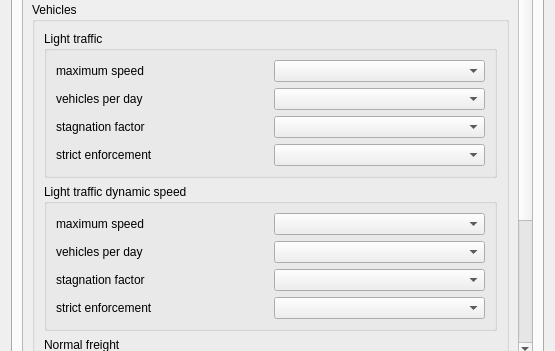
opengeogroep/AERIUS-QGIS-plugins, file ImaerPlugin/generate_calc_input_dlg.ui: the form before one commit; both pictures show x 0 to 555 and y 597 to 948 of the 555 by 1032 pixel window.
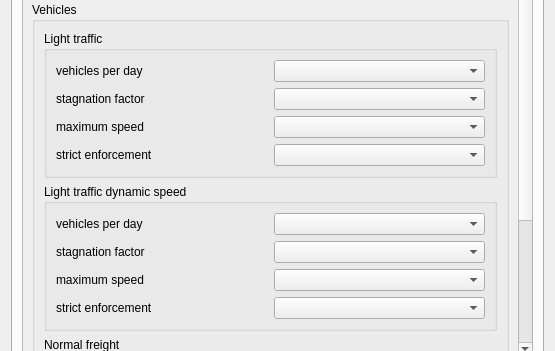
The form after the commit. Custom widgets are drawn as their Qt base class.

Commit message: Calc input SRM2Roads finished

Patch:
```diff
--- a/ImaerPlugin/generate_calc_input_dlg.ui
+++ b/ImaerPlugin/generate_calc_input_dlg.ui
@@ -400,7 +400,7 @@
               <property name="geometry">
                <rect>
                 <x>0</x>
-                <y>0</y>
+                <y>-264</y>
                 <width>495</width>
                 <height>1070</height>
                </rect>
@@ -444,46 +444,46 @@
                      <string>Light traffic</string>
                     </property>
                     <layout class="QGridLayout" name="gridLayout_11">
+                     <item row="5" column="0">
+                      <widget class="QLabel" name="label_rd_v_lt1_strict">
+                       <property name="text">
+                        <string>strict enforcement</string>
+                       </property>
+                      </widget>
+                     </item>
                      <item row="1" column="0">
-                      <widget class="QLabel" name="label_rd_v_lt1_vehicles_per_time">
+                      <widget class="QLabel" name="label_rd_v_lt1_stagnation">
                        <property name="text">
-                        <string>vehicles per day</string>
+                        <string>stagnation factor</string>
                        </property>
                       </widget>
                      </item>
-                     <item row="0" column="1">
+                     <item row="5" column="1">
+                      <widget class="QgsFieldComboBox" name="fcb_rd_v_lt1_strict"/>
+                     </item>
+                     <item row="2" column="1">
                       <widget class="QgsFieldComboBox" name="fcb_rd_v_lt1_maxspeed"/>
                      </item>
-                     <item row="0" column="0">
+                     <item row="2" column="0">
                       <widget class="QLabel" name="label_rd_v_lt1_maxspeed">
                        <property name="text">
                         <string>maximum speed</string>
                        </property>
                       </widget>
                      </item>
-                     <item row="2" column="0">
-                      <widget class="QLabel" name="label_rd_v_lt1_stagnation">
-                       <property name="text">
-                        <string>stagnation factor</string>
-                       </property>
-                      </widget>
-                     </item>
-                     <item row="2" column="1">
+                     <item row="1" column="1">
                       <widget class="QgsFieldComboBox" name="fcb_rd_v_lt1_stagnation"/>
                      </item>
-                     <item row="1" column="1">
+                     <item row="0" column="0">
+                      <widget class="QLabel" name="label_rd_v_lt1_vehicles_per_time">
+                       <property name="text">
+                        <string>vehicles per day</string>
+                       </property>
+                      </widget>
+                     </item>
+                     <item row="0" column="1">
                       <widget class="QgsFieldComboBox" name="fcb_rd_v_lt1_vehicles_per_time"/>
                      </item>
-                     <item row="3" column="0">
-                      <widget class="QLabel" name="label_rd_v_lt1_strict">
-                       <property name="text">
-                        <string>strict enforcement</string>
-                       </property>
-                      </widget>
-                     </item>
-                     <item row="3" column="1">
-                      <widget class="QgsFieldComboBox" name="fcb_rd_v_lt1_strict"/>
-                     </item>
                     </layout>
                    </widget>
                   </item>
@@ -493,7 +493,7 @@
                      <string>Light traffic dynamic speed</string>
                     </property>
                     <layout class="QGridLayout" name="gridLayout_13">
-                     <item row="1" column="0">
+                     <item row="0" column="0">
                       <widget class="QLabel" name="label_rd_v_lt2_vehicles_per_time">
                        <property name="text">
                         <string>vehicles per day</string>
@@ -501,38 +501,38 @@
                       </widget>
                      </item>
                      <item row="0" column="1">
-                      <widget class="QgsFieldComboBox" name="fcb_rd_v_lt2_maxspeed"/>
-                     </item>
-                     <item row="0" column="0">
-                      <widget class="QLabel" name="label_rd_v_lt2_maxspeed">
-                       <property name="text">
-                        <string>maximum speed</string>
-                       </property>
-                      </widget>
-                     </item>
-                     <item row="2" column="0">
-                      <widget class="QLabel" name="label_rd_v_lt2_stagnation">
-                       <property name="text">
-                        <string>stagnation factor</string>
-                       </property>
-                      </widget>
-                     </item>
-                     <item row="2" column="1">
-                      <widget class="QgsFieldComboBox" name="fcb_rd_v_lt2_stagnation"/>
-                     </item>
-                     <item row="1" column="1">
                       <widget class="QgsFieldComboBox" name="fcb_rd_v_lt2_vehicles_per_time"/>
                      </item>
-                     <item row="3" column="0">
+                     <item row="5" column="0">
                       <widget class="QLabel" name="label_rd_v_lt2_strict">
                        <property name="text">
                         <string>strict enforcement</string>
                        </property>
                       </widget>
                      </item>
-                     <item row="3" column="1">
+                     <item row="2" column="0">
+                      <widget class="QLabel" name="label_rd_v_lt2_maxspeed">
+                       <property name="text">
+                        <string>maximum speed</string>
+                       </property>
+                      </widget>
+                     </item>
+                     <item row="5" column="1">
                       <widget class="QgsFieldComboBox" name="fcb_rd_v_lt2_strict"/>
                      </item>
+                     <item row="2" column="1">
+                      <widget class="QgsFieldComboBox" name="fcb_rd_v_lt2_maxspeed"/>
+                     </item>
+                     <item row="1" column="0">
+                      <widget class="QLabel" name="label_rd_v_lt2_stagnation">
+                       <property name="text">
+                        <string>stagnation factor</string>
+                       </property>
+                      </widget>
+                     </item>
+                     <item row="1" column="1">
+                      <widget class="QgsFieldComboBox" name="fcb_rd_v_lt2_stagnation"/>
+                     </item>
                     </layout>
                    </widget>
                   </item>
@@ -542,7 +542,14 @@
                      <string>Normal freight</string>
                     </property>
                     <layout class="QGridLayout" name="gridLayout_14">
-                     <item row="1" column="0">
+                     <item row="5" column="0">
+                      <widget class="QLabel" name="label_rd_v_nf_strict">
+                       <property name="text">
+                        <string>strict enforcement</string>
+                       </property>
+                      </widget>
+                     </item>
+                     <item row="0" column="0">
                       <widget class="QLabel" name="label_rd_v_nf_vehicles_per_time">
                        <property name="text">
                         <string>vehicles per day</string>
@@ -550,38 +557,31 @@
                       </widget>
                      </item>
                      <item row="0" column="1">
+                      <widget class="QgsFieldComboBox" name="fcb_rd_v_nf_vehicles_per_time"/>
+                     </item>
+                     <item row="2" column="1">
                       <widget class="QgsFieldComboBox" name="fcb_rd_v_nf_maxspeed"/>
                      </item>
-                     <item row="0" column="0">
+                     <item row="2" column="0">
                       <widget class="QLabel" name="label_rd_v_nf_maxspeed">
                        <property name="text">
                         <string>maximum speed</string>
                        </property>
                       </widget>
                      </item>
-                     <item row="2" column="0">
+                     <item row="5" column="1">
+                      <widget class="QgsFieldComboBox" name="fcb_rd_v_nf_strict"/>
+                     </item>
+                     <item row="1" column="0">
                       <widget class="QLabel" name="label_rd_v_nf_stagnation">
                        <property name="text">
                         <string>stagnation factor</string>
                        </property>
                       </widget>
                      </item>
-                     <item row="2" column="1">
+                     <item row="1" column="1">
                       <widget class="QgsFieldComboBox" name="fcb_rd_v_nf_stagnation"/>
                      </item>
-                     <item row="1" column="1">
-                      <widget class="QgsFieldComboBox" name="fcb_rd_v_nf_vehicles_per_time"/>
-                     </item>
-                     <item row="3" column="0">
-                      <widget class="QLabel" name="label_rd_v_nf_strict">
-                       <property name="text">
-                        <string>strict enforcement</string>
-                       </property>
-                      </widget>
-                     </item>
-                     <item row="3" column="1">
-                      <widget class="QgsFieldComboBox" name="fcb_rd_v_nf_strict"/>
-                     </item>
                     </layout>
                    </widget>
                   </item>
```
The commit also changes 3 other files.
